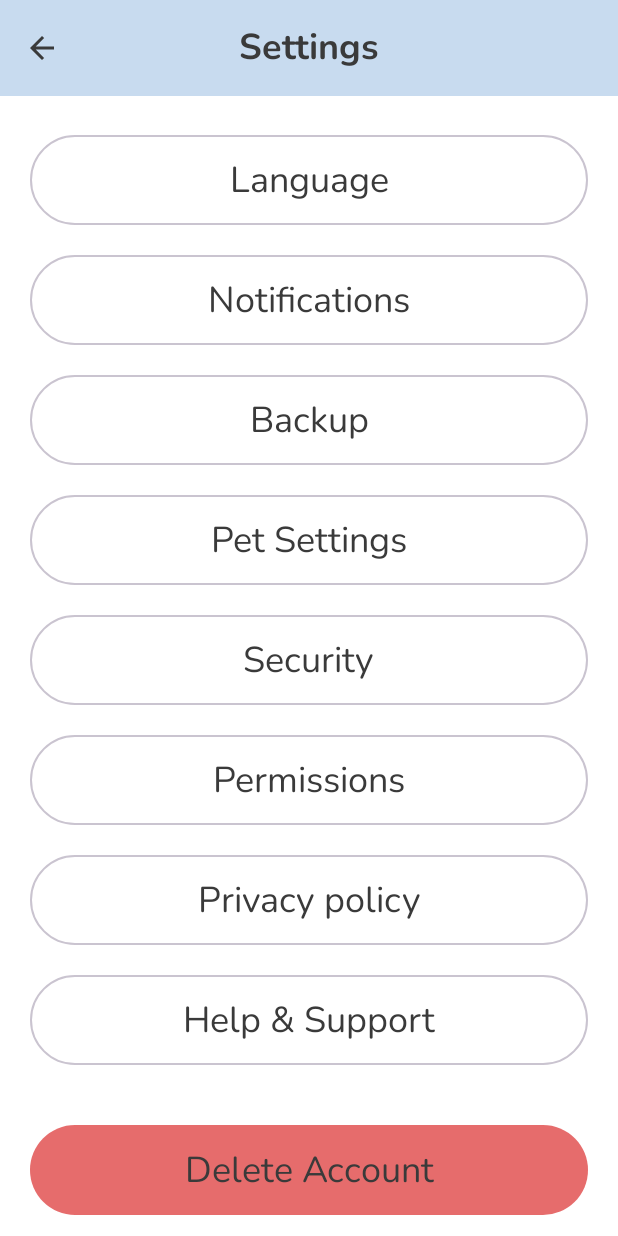
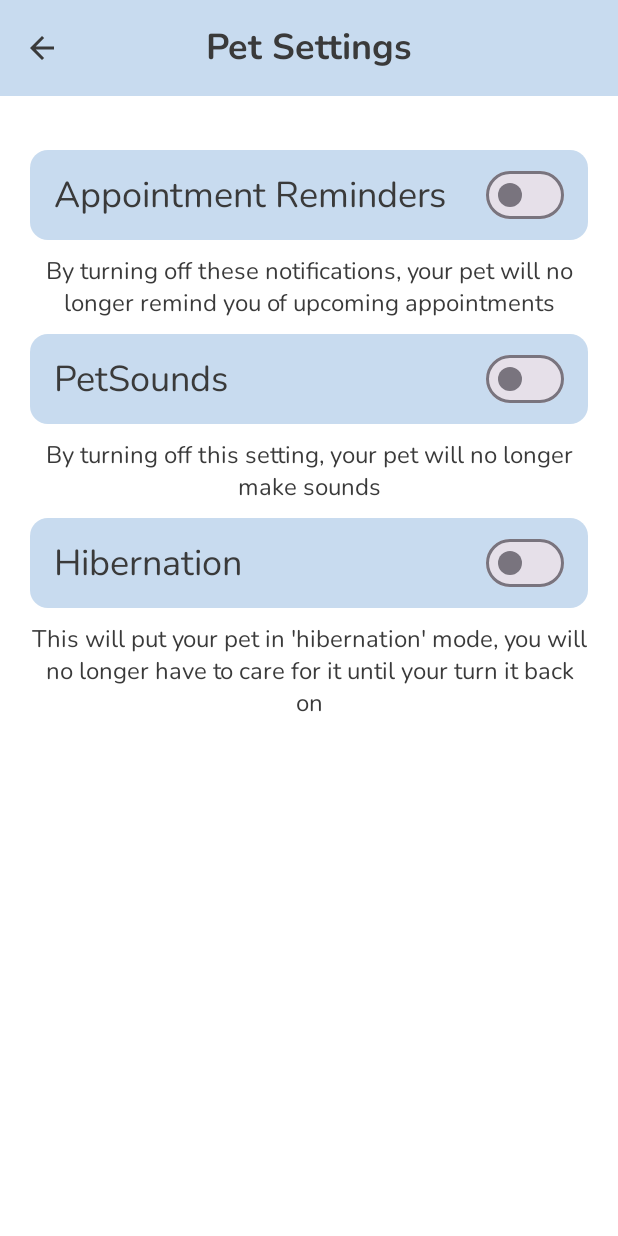
Before and after one commit to chloeannedwards2002-ai/TheraPet, an Android app built with Jetpack Compose: the SettingsScreen screen opened through its navigation route, after a tap on "Pet Settings", on a phone screen of 412 x 824 dp. Run offline under Robolectric (Android 15) with nearby library versions, the phone set to English and light mode, and no system bars.

Commit message:
Added pet settings screen

```diff
--- /dev/null
+++ b/app/src/main/java/com/example/therapet/PetSettingsActivity.kt
@@ -0,0 +1,115 @@
+package com.example.therapet
+
+import androidx.compose.foundation.layout.Arrangement
+import androidx.compose.foundation.layout.Column
+import androidx.compose.foundation.layout.Spacer
+import androidx.compose.foundation.layout.fillMaxSize
+import androidx.compose.foundation.layout.height
+import androidx.compose.foundation.layout.padding
+import androidx.compose.material3.MaterialTheme
+import androidx.compose.material3.Scaffold
+import androidx.compose.material3.Text
+import androidx.compose.runtime.Composable
+import androidx.compose.runtime.getValue
+import androidx.compose.runtime.mutableStateOf
+import androidx.compose.runtime.remember
+import androidx.compose.runtime.setValue
+import androidx.compose.ui.Alignment
+import androidx.compose.ui.Modifier
+import androidx.compose.ui.platform.testTag
+import androidx.compose.ui.text.style.TextAlign
+import androidx.compose.ui.tooling.preview.Preview
+import androidx.compose.ui.unit.dp
+import com.example.therapet.ui.theme.BasicTopBar
+import com.example.therapet.ui.theme.TheraPetTheme
+import com.example.therapet.ui.theme.ToggleField
+
+@Composable
+fun PetSettingsScreen(
+    onBack: () -> Unit,
+    modifier: Modifier = Modifier
+){
+    var remindersEnabled by remember { mutableStateOf(false) }
+    var petSoundsEnabled by remember { mutableStateOf(false) }
+    var hibernationEnabled by remember { mutableStateOf(false) }
+
+    Scaffold(
+
+    ){
+        innerPadding ->
+
+        BasicTopBar(
+            text = "Pet Settings",
+            onBackClick = onBack,
+        )
+
+        Column(
+            modifier = modifier
+                .padding(horizontal = 20.dp)
+                .padding(innerPadding)
+                .fillMaxSize()
+                .testTag("pet_settings_screen"),
+            verticalArrangement = Arrangement.Top,
+            horizontalAlignment = Alignment.CenterHorizontally
+        ) {
+
+            Spacer(modifier = Modifier.height(100.dp))
+
+            ToggleField(
+                label = "Appointment Reminders",
+                checked = remindersEnabled,
+                onCheckedChange = { remindersEnabled = it }
+            )
+
+            Spacer(modifier = Modifier.height(10.dp))
+
+            Text(
+                text = "By turning off these notifications, your pet will no longer remind you of upcoming appointments",
+                textAlign = TextAlign.Center,
+                style = MaterialTheme.typography.labelSmall
+            )
+
+            Spacer(modifier = Modifier.height(10.dp))
+
+            ToggleField(
+                label = "PetSounds",
+                checked = petSoundsEnabled,
+                onCheckedChange = { remindersEnabled = it }
+            )
+
+            Spacer(modifier = Modifier.height(10.dp))
+
+            Text(
+                text = "By turning off this setting, your pet will no longer make sounds",
+                textAlign = TextAlign.Center,
+                style = MaterialTheme.typography.labelSmall
+            )
+
+            Spacer(modifier = Modifier.height(10.dp))
+
+            ToggleField(
+                label = "Hibernation",
+                checked = hibernationEnabled,
+                onCheckedChange = { remindersEnabled = it }
+            )
+
+            Spacer(modifier = Modifier.height(10.dp))
+
+            Text(
+                text = "This will put your pet in 'hibernation' mode, you will no longer have to care for it until your turn it back on",
+                textAlign = TextAlign.Center,
+                style = MaterialTheme.typography.labelSmall
+            )
+        }
+    }
+}
+
+@Preview(showBackground = true)
+@Composable
+fun PetSettingsPreview() {
+    TheraPetTheme {
+        PetSettingsScreen(
+            onBack = {}
+        )
+    }
+}
--- a/app/src/main/java/com/example/therapet/SettingsActivity.kt
+++ b/app/src/main/java/com/example/therapet/SettingsActivity.kt
@@ -24,6 +24,7 @@ import com.example.therapet.ui.theme.TheraPetTheme
 fun SettingsScreen(
     modifier: Modifier = Modifier,
     onBack: () -> Unit,
+    onPetSettings: () -> Unit
 ){
     Scaffold(
 
@@ -53,7 +54,7 @@ fun SettingsScreen(
 
             BackupButton(onClick = {/* TODO: Navigate to Backup settings */})
 
-            PetSettingsButton(onClick = {/* TODO: Navigate to Pet settings settings */})
+            PetSettingsButton(onClick = onPetSettings)
 
             SecurityButton(onClick = {/* TODO: Navigate to Security settings */})
 
@@ -202,7 +203,8 @@ fun DeleteAccountButton(onClick: () -> Unit){
 fun SettingsPreview() {
     TheraPetTheme {
         SettingsScreen(
-            onBack = {}
+            onBack = {},
+            onPetSettings = {}
         )
     }
 }
--- a/app/src/main/java/com/example/therapet/nav/MainActivity.kt
+++ b/app/src/main/java/com/example/therapet/nav/MainActivity.kt
@@ -11,6 +11,7 @@ import androidx.navigation.compose.rememberNavController
 import com.example.therapet.CreatePetScreen
 import com.example.therapet.HomeScreen
 import com.example.therapet.LoginScreen
+import com.example.therapet.PetSettingsScreen
 import com.example.therapet.ProfileScreen
 import com.example.therapet.RegisterScreen
 import com.example.therapet.ResetPasswordScreen
@@ -101,7 +102,8 @@ fun TheraPet(navController: NavHostController) {
         }
 
         composable("settings_screen"){
-            SettingsScreen(onBack = {navController.popBackStack()})
+            SettingsScreen(onBack = {navController.popBackStack()},
+                onPetSettings = {navController.navigate("pet_settings_screen")})
         }
 
         composable("choose_therapist_screen"){
@@ -130,5 +132,11 @@ fun TheraPet(navController: NavHostController) {
                 onResetPassword = {/*TODO: reset password functionality*/}
             )
         }
+
+        composable("pet_settings_screen"){
+            PetSettingsScreen(
+                onBack = {navController.popBackStack()}
+            )
+        }
     }
 }
--- a/app/src/main/java/com/example/therapet/ui/theme/Button.kt
+++ b/app/src/main/java/com/example/therapet/ui/theme/Button.kt
@@ -4,11 +4,16 @@ import androidx.compose.foundation.background
 import androidx.compose.foundation.clickable
 import androidx.compose.foundation.layout.Arrangement
 import androidx.compose.foundation.layout.Box
+import androidx.compose.foundation.layout.Row
+import androidx.compose.foundation.layout.fillMaxSize
+import androidx.compose.foundation.layout.fillMaxWidth
+import androidx.compose.foundation.layout.height
 import androidx.compose.foundation.layout.padding
 import androidx.compose.foundation.layout.size
 import androidx.compose.foundation.lazy.grid.GridCells
 import androidx.compose.foundation.lazy.grid.LazyVerticalGrid
 import androidx.compose.foundation.shape.CircleShape
+import androidx.compose.foundation.shape.RoundedCornerShape
 import androidx.compose.material.icons.Icons
 import androidx.compose.material.icons.filled.Add
 import androidx.compose.material.icons.filled.Pets
@@ -19,6 +24,8 @@ import androidx.compose.material3.FilledTonalButton
 import androidx.compose.material3.Icon
 import androidx.compose.material3.MaterialTheme
 import androidx.compose.material3.OutlinedButton
+import androidx.compose.material3.Surface
+import androidx.compose.material3.Switch
 import androidx.compose.material3.Text
 import androidx.compose.material3.TextButton
 import androidx.compose.runtime.*
@@ -145,6 +152,44 @@ fun CircularAppointmentButton(onClick: () -> Unit, modifier: Modifier = Modifier
     }
 }
 
+/* Toggle field */
+
+@Composable
+fun ToggleField(
+    label: String,
+    checked: Boolean,
+    onCheckedChange: (Boolean) -> Unit,
+    modifier: Modifier = Modifier
+) {
+    Surface(
+        modifier = modifier
+            .fillMaxWidth()
+            .height(60.dp),
+        shape = RoundedCornerShape(12.dp),
+        tonalElevation = 1.dp,
+        color = MaterialTheme.colorScheme.primaryContainer
+    ) {
+        Row(
+            modifier = Modifier
+                .fillMaxSize()
+                .padding(horizontal = 16.dp),
+            verticalAlignment = Alignment.CenterVertically
+        ) {
+            Text(
+                text = label,
+                style = MaterialTheme.typography.labelMedium,
+                modifier = Modifier.weight(1f)
+            )
+
+            Switch(
+                checked = checked,
+                onCheckedChange = onCheckedChange,
+            )
+        }
+    }
+}
+
+
 /* A grid to compose all buttons for preview */
 @Composable
 fun AllButtonsGrid() {
@@ -161,6 +206,7 @@ fun AllButtonsGrid() {
         item { MyTextButton(text = "Text", onClick = {}) }
         item { CircularBarButton(onClick = {}) }
         item { CircularAppointmentButton(onClick = {}) }
+        item { ToggleField(label = "Toggle", checked = false, onCheckedChange = { }) }
     }
 }
 
```
Also changed, not shown: 1 other file.
